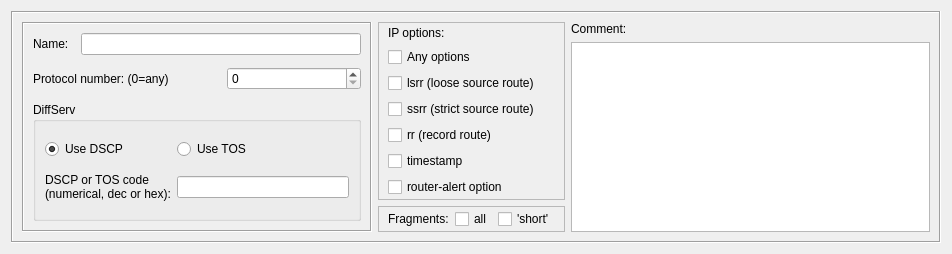
fwbuilder/fwbuilder, file src/libgui/ipservicedialog_q.ui: the form before one commit.
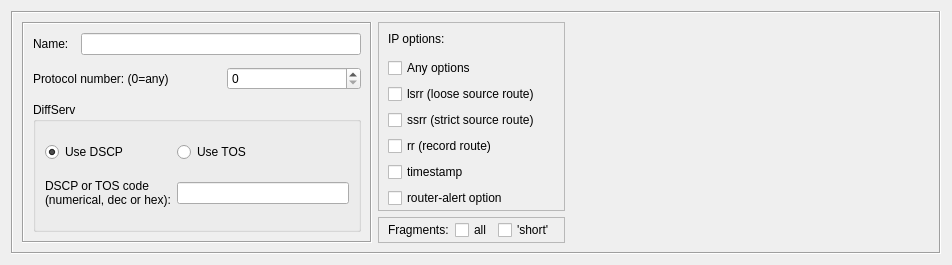
The form after the commit. Custom widgets are drawn as their Qt base class.

Commit message:
Manually merged keyword management/filtering code from fortress. All dialogs modified to include custom keyword/comment widget.
Also added first cut at 'dynamic group' implementation.

Patch:
```diff
--- a/src/libgui/ipservicedialog_q.ui
+++ b/src/libgui/ipservicedialog_q.ui
@@ -4,12 +4,12 @@
   <property name="enabled" >
    <bool>true</bool>
   </property>
-  <property name="geometry" >
+  <property name="geometry">
    <rect>
     <x>0</x>
     <y>0</y>
     <width>952</width>
-    <height>254</height>
+    <height>265</height>
    </rect>
   </property>
   <property name="sizePolicy" >
@@ -30,11 +30,11 @@
      <property name="frameShadow" >
       <enum>QFrame::Sunken</enum>
      </property>
-     <layout class="QGridLayout" name="gridLayout_3" >
-      <item rowspan="2" row="0" column="0" >
-       <widget class="QFrame" name="object_attributes_1" >
-        <property name="sizePolicy" >
-         <sizepolicy vsizetype="Preferred" hsizetype="Fixed" >
+     <layout class="QGridLayout" name="gridLayout_3">
+      <item row="0" column="0" rowspan="3">
+       <widget class="QFrame" name="object_attributes_1">
+        <property name="sizePolicy">
+         <sizepolicy hsizetype="Fixed" vsizetype="Preferred">
           <horstretch>0</horstretch>
           <verstretch>0</verstretch>
          </sizepolicy>
@@ -144,9 +144,9 @@
         </layout>
        </widget>
       </item>
-      <item rowspan="2" row="0" column="1" >
-       <layout class="QVBoxLayout" name="verticalLayout" >
-        <property name="spacing" >
+      <item row="0" column="1" rowspan="3">
+       <layout class="QVBoxLayout" name="verticalLayout">
+        <property name="spacing">
          <number>6</number>
         </property>
         <item>
@@ -272,38 +272,13 @@
         </item>
        </layout>
       </item>
-      <item row="0" column="2" >
-       <widget class="QLabel" name="textLabel2" >
-        <property name="sizePolicy" >
-         <sizepolicy vsizetype="Fixed" hsizetype="Preferred" >
+      <item row="1" column="2">
+       <widget class="CommentKeywords" name="commentKeywords" native="true">
+        <property name="sizePolicy">
+         <sizepolicy hsizetype="Expanding" vsizetype="Expanding">
           <horstretch>0</horstretch>
           <verstretch>0</verstretch>
          </sizepolicy>
-        </property>
-        <property name="text" >
-         <string>Comment:</string>
-        </property>
-        <property name="wordWrap" >
-         <bool>false</bool>
-        </property>
-       </widget>
-      </item>
-      <item row="1" column="2" >
-       <widget class="TextEditWidget" name="comment" >
-        <property name="sizePolicy" >
-         <sizepolicy vsizetype="Expanding" hsizetype="Expanding" >
-          <horstretch>0</horstretch>
-          <verstretch>100</verstretch>
-         </sizepolicy>
-        </property>
-        <property name="minimumSize" >
-         <size>
-          <width>200</width>
-          <height>0</height>
-         </size>
-        </property>
-        <property name="tabChangesFocus" >
-         <bool>true</bool>
         </property>
        </widget>
       </item>
@@ -314,9 +289,10 @@
  </widget>
  <customwidgets>
   <customwidget>
-   <class>TextEditWidget</class>
-   <extends>QTextEdit</extends>
-   <header>TextEditWidget.h</header>
+   <class>CommentKeywords</class>
+   <extends>QWidget</extends>
+   <header>CommentKeywords.h</header>
+   <container>1</container>
   </customwidget>
  </customwidgets>
  <tabstops>
```
Left out of the diff: 392 changed lines with no effect on the pictures. The commit also changes 87 other files.
